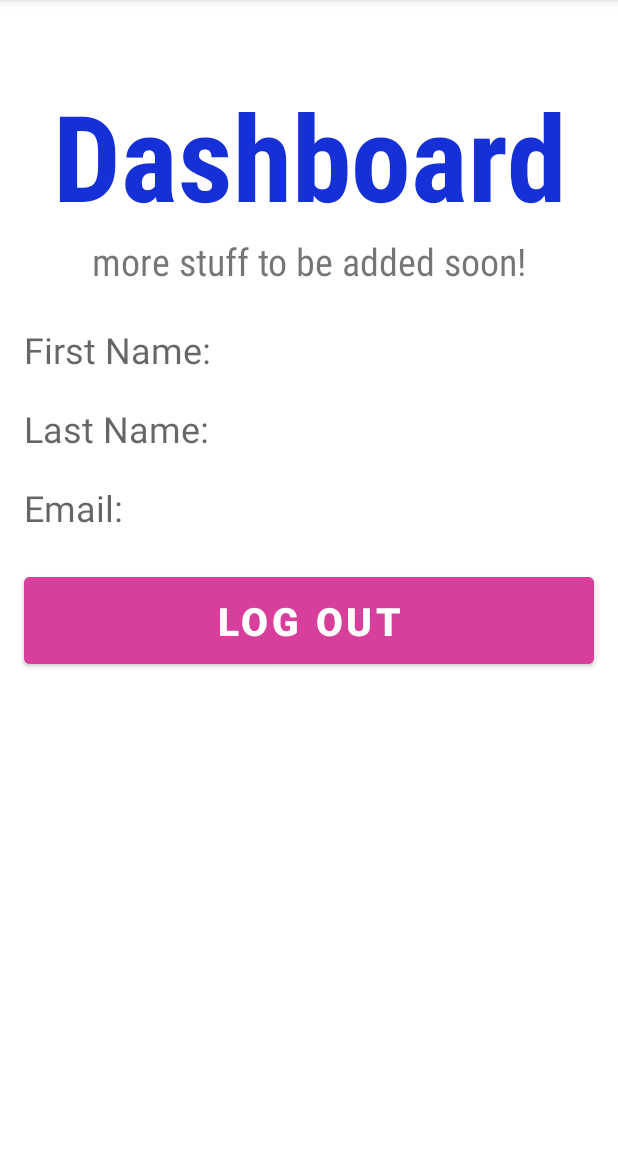
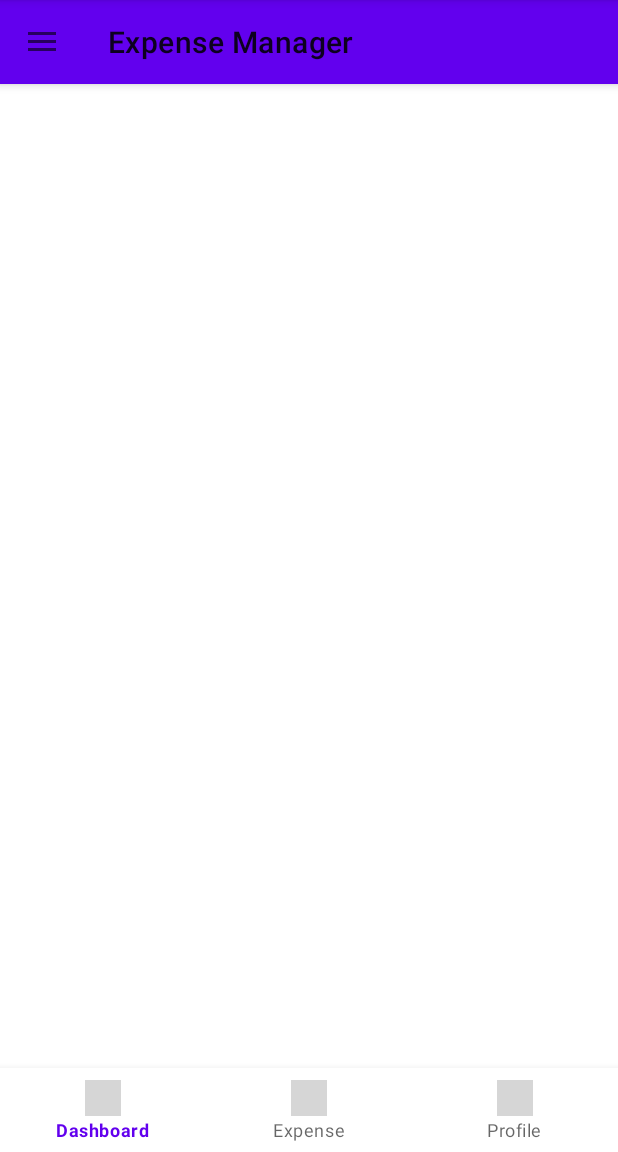
Before and after one commit to Seibell/Plutus, an Android app: the screen it shows after launch once a user with an empty profile is signed in (MainActivity), on a phone screen of 412 x 824 dp, the part 84-1236 px from its top. Run offline under Robolectric (Android 15) with nearby library versions, the phone set to English and light mode, and no system bars; our stand-ins replace Firebase (no records; nobody signed in at launch, a user with empty details on screens opened directly); grey boxes are pictures that could not be loaded.

Commit message:
changed main dashboard feature added navigation bar and toolbar logout feature changed to toolbar

```diff
--- a/app/src/main/java/com/example/plutus/MainActivity.java
+++ b/app/src/main/java/com/example/plutus/MainActivity.java
@@ -1,14 +1,22 @@
 package com.example.plutus;
 
 import androidx.annotation.NonNull;
+import androidx.appcompat.app.ActionBarDrawerToggle;
 import androidx.appcompat.app.AppCompatActivity;
+import androidx.appcompat.widget.Toolbar;
+import androidx.core.view.GravityCompat;
+import androidx.drawerlayout.widget.DrawerLayout;
+import androidx.fragment.app.Fragment;
+import androidx.fragment.app.FragmentTransaction;
 
 import android.content.Intent;
 import android.os.Bundle;
+import android.view.MenuItem;
 import android.view.View;
 import android.widget.Button;
 import android.widget.TextView;
 
+import com.google.android.material.navigation.NavigationView;
 import com.google.firebase.auth.FirebaseAuth;
 import com.google.firebase.auth.FirebaseUser;
 import com.google.firebase.database.DataSnapshot;
@@ -17,9 +25,7 @@ import com.google.firebase.database.DatabaseReference;
 import com.google.firebase.database.FirebaseDatabase;
 import com.google.firebase.database.ValueEventListener;
 
-public class MainActivity extends AppCompatActivity {
-
-    TextView tvFirstName, tvLastName, tvEmail;
+public class MainActivity extends AppCompatActivity implements NavigationView.OnNavigationItemSelectedListener {
 
     @Override
     protected void onCreate(Bundle savedInstanceState) {
@@ -36,10 +42,53 @@ public class MainActivity extends AppCompatActivity {
             return;
         }
 
-        tvFirstName = findViewById(R.id.tvFirstName);
-        tvLastName = findViewById(R.id.tvLastName);
-        tvEmail = findViewById(R.id.tvEmail);
+        FirebaseDatabase database = FirebaseDatabase.getInstance();
+        DatabaseReference reference = database.getReference("users").child(currentUser.getUid());
+        reference.addValueEventListener(new ValueEventListener() {
+            @Override
+            public void onDataChange(@NonNull DataSnapshot snapshot) {
+                User user = snapshot.getValue(User.class);
+                if (user != null) {
+                }
+            }
 
+            @Override
+            public void onCancelled(@NonNull DatabaseError error) {
+            }
+        });
+
+    Toolbar toolbar = findViewById(R.id.toolbar); //may have problem with toolbar (not defined maybe earlier part?)
+        toolbar.setTitle("Expense Manager");
+        //setSupportActionBar(toolbar);
+
+        DrawerLayout drawerLayout = findViewById(R.id.drawer_layout);
+        ActionBarDrawerToggle toggle = new ActionBarDrawerToggle(this,
+                drawerLayout,
+                toolbar,
+                R.string.navigation_drawer_open,
+                R.string.navigation_drawer_close);
+
+        drawerLayout.addDrawerListener(toggle);
+        toggle.syncState();
+
+        NavigationView navigationView = findViewById(R.id.NavView);
+        navigationView.setNavigationItemSelectedListener(this);
+
+    }
+
+    @Override
+    public void onBackPressed() {
+        DrawerLayout drawerLayout = findViewById(R.id.drawer_layout);
+
+        if (drawerLayout.isDrawerOpen(GravityCompat.END)) {
+            drawerLayout.closeDrawer(GravityCompat.END);
+        } else {
+            super.onBackPressed();
+        }
+    }
+
+
+            /*
         Button btnLogout = findViewById(R.id.btnLogout);
         btnLogout.setOnClickListener(new View.OnClickListener() {
             @Override
@@ -47,24 +96,29 @@ public class MainActivity extends AppCompatActivity {
                 logoutUser();
             }
         });
+             */
+    public void displayedSelectedListener(int itemId) {
+        Fragment fragment = null;
 
-        FirebaseDatabase database = FirebaseDatabase.getInstance();
-        DatabaseReference reference = database.getReference("users").child(currentUser.getUid());
-        reference.addValueEventListener(new ValueEventListener() {
-            @Override
-            public void onDataChange(@NonNull DataSnapshot snapshot) {
-                User user = snapshot.getValue(User.class);
-                if (user != null) {
-                    tvFirstName.setText("First Name: " + user.firstName);
-                    tvLastName.setText("Last Name: " + user.lastName);
-                    tvEmail.setText("Email: " + user.email);
-                }
-            }
+        switch (itemId) {
+            case R.id.dashboard:
+                break;
+            case R.id.expense:
+                break;
+            case R.id.profile:
+                break;
+            case R.id.logout:
+                logoutUser();
+        }
 
-            @Override
-            public void onCancelled(@NonNull DatabaseError error) {
-            }
-        });
+        if (fragment != null) {
+            FragmentTransaction ft = getSupportFragmentManager().beginTransaction();
+            ft.replace(R.id.main_frame, fragment);
+            ft.commit();
+        }
+
+        DrawerLayout drawerLayout = findViewById(R.id.drawer_layout);
+        drawerLayout.closeDrawer(GravityCompat.START);
     }
 
     private void logoutUser() {
@@ -73,4 +127,10 @@ public class MainActivity extends AppCompatActivity {
         startActivity(intent);
         finish();
     }
+
+    @Override
+    public boolean onNavigationItemSelected(@NonNull MenuItem item) {
+        displayedSelectedListener(item.getItemId());
+        return true;
+    }
 }
--- /dev/null
+++ b/app/src/main/res/drawable-anydpi/logout.xml
@@ -0,0 +1,11 @@
+<vector xmlns:android="http://schemas.android.com/apk/res/android"
+    android:width="24dp"
+    android:height="24dp"
+    android:viewportWidth="24"
+    android:viewportHeight="24"
+    android:tint="#FFFFFF"
+    android:alpha="0.8">
+  <path
+      android:fillColor="@android:color/white"
+      android:pathData="M10.09,15.59L11.5,17l5,-5 -5,-5 -1.41,1.41L12.67,11H3v2h9.67l-2.58,2.59zM19,3H5c-1.11,0 -2,0.9 -2,2v4h2V5h14v14H5v-4H3v4c0,1.1 0.89,2 2,2h14c1.1,0 2,-0.9 2,-2V5c0,-1.1 -0.9,-2 -2,-2z"/>
+</vector>
--- a/app/src/main/res/layout/activity_main.xml
+++ b/app/src/main/res/layout/activity_main.xml
@@ -1,86 +1,30 @@
 <?xml version="1.0" encoding="utf-8"?>
-<androidx.constraintlayout.widget.ConstraintLayout xmlns:android="http://schemas.android.com/apk/res/android"
+<androidx.drawerlayout.widget.DrawerLayout xmlns:android="http://schemas.android.com/apk/res/android"
     xmlns:app="http://schemas.android.com/apk/res-auto"
     xmlns:tools="http://schemas.android.com/tools"
     android:layout_width="match_parent"
     android:layout_height="match_parent"
+    android:id="@+id/drawer_layout"
+    android:fitsSystemWindows="true"
+    tools:openDrawer="start"
     tools:context=".MainActivity">
 
-    <TextView
-        android:id="@+id/tvDashboard"
+    <include layout="@layout/appbar_layout"
         android:layout_width="match_parent"
-        android:layout_height="wrap_content"
-        android:text="Dashboard"
-        android:textSize="80sp"
-        android:textAlignment="center"
-        android:textStyle="bold"
-        android:textColor="#1530D6"
-        android:fontFamily="sans-serif-condensed"
-        app:layout_constraintTop_toTopOf="parent"
-        app:layout_constraintRight_toRightOf="parent"
-        app:layout_constraintLeft_toLeftOf="parent"
-        android:layout_marginTop="50dp"/>
+        android:layout_height="match_parent">
+    </include>
 
-    <TextView
-        android:id="@+id/tvDashboardDescription"
+    <com.google.android.material.navigation.NavigationView
+        app:itemTextAppearance="?android:textAppearanceSmall"
+        app:itemIconTint="@color/buttonColor"
         android:layout_width="wrap_content"
-        android:layout_height="wrap_content"
-        android:fontFamily="sans-serif-condensed"
-        android:text="more stuff to be added soon!"
-        android:textAlignment="center"
-        android:textSize="25sp"
-        app:layout_constraintLeft_toLeftOf="parent"
-        app:layout_constraintRight_toRightOf="parent"
-        app:layout_constraintTop_toBottomOf="@id/tvDashboard"/>
-
-    <TextView
-        android:id="@+id/tvFirstName"
-        android:layout_width="380dp"
-        android:layout_height="wrap_content"
-        android:layout_marginTop="60dp"
-        android:ems="10"
-        android:hint="First Name:"
-        android:textSize="24sp"
-        app:layout_constraintTop_toBottomOf="@id/tvDashboard"
-        app:layout_constraintRight_toRightOf="parent"
-        app:layout_constraintLeft_toLeftOf="parent"/>
-
-    <TextView
-        android:id="@+id/tvLastName"
-        android:layout_width="380dp"
-        android:layout_height="wrap_content"
-        android:layout_marginTop="20dp"
-        android:ems="10"
-        android:hint="Last Name:"
-        android:textSize="24sp"
-        app:layout_constraintTop_toBottomOf="@id/tvFirstName"
-        app:layout_constraintRight_toRightOf="parent"
-        app:layout_constraintLeft_toLeftOf="parent"/>
-
-    <TextView
-        android:id="@+id/tvEmail"
-        android:layout_width="380dp"
-        android:layout_height="wrap_content"
-        android:layout_marginTop="20dp"
-        android:ems="10"
-        android:hint="Email:"
-        android:textSize="24sp"
-        app:layout_constraintTop_toBottomOf="@id/tvLastName"
-        app:layout_constraintRight_toRightOf="parent"
-        app:layout_constraintLeft_toLeftOf="parent"/>
+        android:layout_height="match_parent"
+        android:layout_gravity="start"
+        android:id="@+id/NavView"
+        app:menu="@menu/navmenu"
+        app:headerLayout="@layout/nav_header"
+        android:fitsSystemWindows="true">
+    </com.google.android.material.navigation.NavigationView>
 
 
-    <Button
-        android:id="@+id/btnLogout"
-        android:layout_width="380dp"
-        android:layout_height="70dp"
-        android:layout_marginTop="24dp"
-        android:backgroundTint="#D83E9B"
-        android:text="Log out"
-        android:textSize="26dp"
-        android:textStyle="bold"
-        app:layout_constraintLeft_toLeftOf="parent"
-        app:layout_constraintRight_toRightOf="parent"
-        app:layout_constraintTop_toBottomOf="@+id/tvEmail"/>
-
-</androidx.constraintlayout.widget.ConstraintLayout>
+</androidx.drawerlayout.widget.DrawerLayout>
--- /dev/null
+++ b/app/src/main/res/layout/appbar_layout.xml
@@ -0,0 +1,24 @@
+<?xml version="1.0" encoding="utf-8"?>
+<androidx.coordinatorlayout.widget.CoordinatorLayout xmlns:android="http://schemas.android.com/apk/res/android"
+        android:layout_width="match_parent"
+        android:layout_height="match_parent"
+        android:fitsSystemWindows="true">
+
+    <com.google.android.material.appbar.AppBarLayout
+        android:layout_width="match_parent"
+        android:id="@+id/appbar"
+        android:layout_height="wrap_content">
+
+        <androidx.appcompat.widget.Toolbar
+            android:layout_width="match_parent"
+            android:layout_height="wrap_content"
+            android:id="@+id/toolbar">
+
+        </androidx.appcompat.widget.Toolbar>
+
+    </com.google.android.material.appbar.AppBarLayout>
+
+    <include layout="@layout/content_main">
+    </include>
+
+</androidx.coordinatorlayout.widget.CoordinatorLayout>
--- /dev/null
+++ b/app/src/main/res/layout/content_main.xml
@@ -0,0 +1,28 @@
+<?xml version="1.0" encoding="utf-8"?>
+<RelativeLayout xmlns:android="http://schemas.android.com/apk/res/android"
+    android:layout_width="match_parent"
+    xmlns:app="http://schemas.android.com/apk/res-auto"
+    app:layout_behavior="@string/appbar_scrolling_view_behavior"
+    android:layout_height="match_parent">
+
+    <com.google.android.material.bottomnavigation.BottomNavigationView
+        android:layout_width="match_parent"
+        android:layout_height="56dp"
+        android:id="@+id/BottomNavBar"
+        android:layout_alignParentBottom="true"
+        android:layout_alignParentLeft="true"
+        app:menu="@menu/bottommenu"
+        android:layout_alignParentStart="true">
+
+    </com.google.android.material.bottomnavigation.BottomNavigationView>
+
+    <FrameLayout
+        android:layout_width="match_parent"
+        android:layout_height="match_parent"
+        android:id="@+id/main_frame"
+        android:layout_above="@+id/BottomNavBar"
+        android:layout_alignParentLeft="true"
+        android:layout_alignParentStart="true">
+    </FrameLayout>
+
+</RelativeLayout>
--- /dev/null
+++ b/app/src/main/res/layout/nav_header.xml
@@ -0,0 +1,20 @@
+<?xml version="1.0" encoding="utf-8"?>
+<LinearLayout xmlns:android="http://schemas.android.com/apk/res/android"
+    android:orientation="vertical"
+    android:layout_width="match_parent"
+    android:gravity="center"
+    android:background="@color/buttonColor"
+    android:layout_height="100dp">
+
+    <TextView
+        android:layout_width="match_parent"
+        android:layout_height="wrap_content"
+        android:text="Expense Manager"
+        android:textAppearance="@style/TextAppearance.AppCompat.Small"
+        android:textColor="@color/white"
+        android:gravity="center">
+
+    </TextView>
+
+
+</LinearLayout>
--- /dev/null
+++ b/app/src/main/res/menu/bottommenu.xml
@@ -0,0 +1,13 @@
+<?xml version="1.0" encoding="utf-8"?>
+<menu xmlns:android="http://schemas.android.com/apk/res/android">
+
+    <item android:id="@+id/dashboard"
+        android:title="Dashboard"
+        android:icon="@drawable/dashboard"/>
+    <item android:id="@+id/expense"
+        android:title="Expense"
+        android:icon="@drawable/expense"/>
+    <item android:id="@+id/profile"
+        android:title="Profile"
+        android:icon="@drawable/profile"/>
+</menu>
--- /dev/null
+++ b/app/src/main/res/menu/navmenu.xml
@@ -0,0 +1,23 @@
+<?xml version="1.0" encoding="utf-8"?>
+<menu xmlns:android="http://schemas.android.com/apk/res/android">
+
+    <item
+        android:id="@+id/dashboard"
+        android:title="Dashboard"
+        android:icon="@drawable/dashboard"/>
+
+    <item
+        android:id="@+id/expense"
+        android:title="Expense"
+        android:icon="@drawable/expense"/>
+
+    <item
+        android:id="@+id/profile"
+        android:title="Profile"
+        android:icon="@drawable/profile"/>
+
+    <item
+        android:id="@+id/logout"
+        android:title="Logout"
+        android:icon="@drawable/logout"/>
+</menu>
--- a/app/src/main/res/values/colors.xml
+++ b/app/src/main/res/values/colors.xml
@@ -7,4 +7,5 @@
     <color name="teal_700">#FF018786</color>
     <color name="black">#FF000000</color>
     <color name="white">#FFFFFFFF</color>
+    <color name="buttonColor">#D83E9B</color>
 </resources>
--- a/app/src/main/res/values/strings.xml
+++ b/app/src/main/res/values/strings.xml
@@ -1,3 +1,7 @@
 <resources>
     <string name="app_name">Plutus</string>
+
+    <string name="navigation_drawer_open">Open navigation drawer</string>
+    <string name="navigation_drawer_close">Close navigation drawer</string>
+
 </resources>
```
Also changed, not shown: app/src/main/res/drawable-hdpi/logout.png (added), app/src/main/res/drawable-mdpi/logout.png (added), app/src/main/res/drawable-xhdpi/logout.png (added), app/src/main/res/drawable-xxhdpi/logout.png (added).
